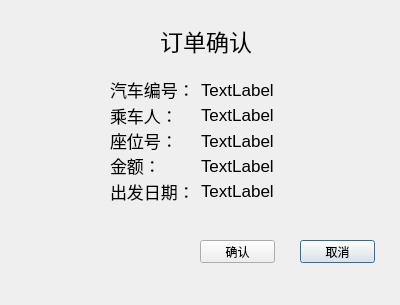
Old version of the form Client/conductor system/conductor/buyticket.ui in the repository ticketgroup/qichedinggpiao.
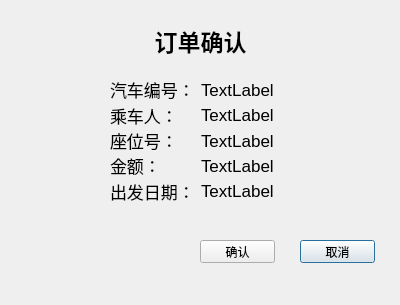
New version of the form.

```diff
--- a/Client/conductor system/conductor/buyticket.ui
+++ b/Client/conductor system/conductor/buyticket.ui
@@ -169,20 +169,26 @@
   <widget class="QLabel" name="label_11">
    <property name="geometry">
     <rect>
-     <x>160</x>
+     <x>0</x>
      <y>20</y>
-     <width>91</width>
+     <width>401</width>
      <height>41</height>
     </rect>
    </property>
    <property name="font">
     <font>
      <pointsize>17</pointsize>
+     <weight>75</weight>
+     <italic>false</italic>
+     <bold>true</bold>
     </font>
    </property>
    <property name="text">
     <string>订单确认</string>
    </property>
+   <property name="alignment">
+    <set>Qt::AlignCenter</set>
+   </property>
   </widget>
   <widget class="QPushButton" name="pushButton">
    <property name="geometry">
```
